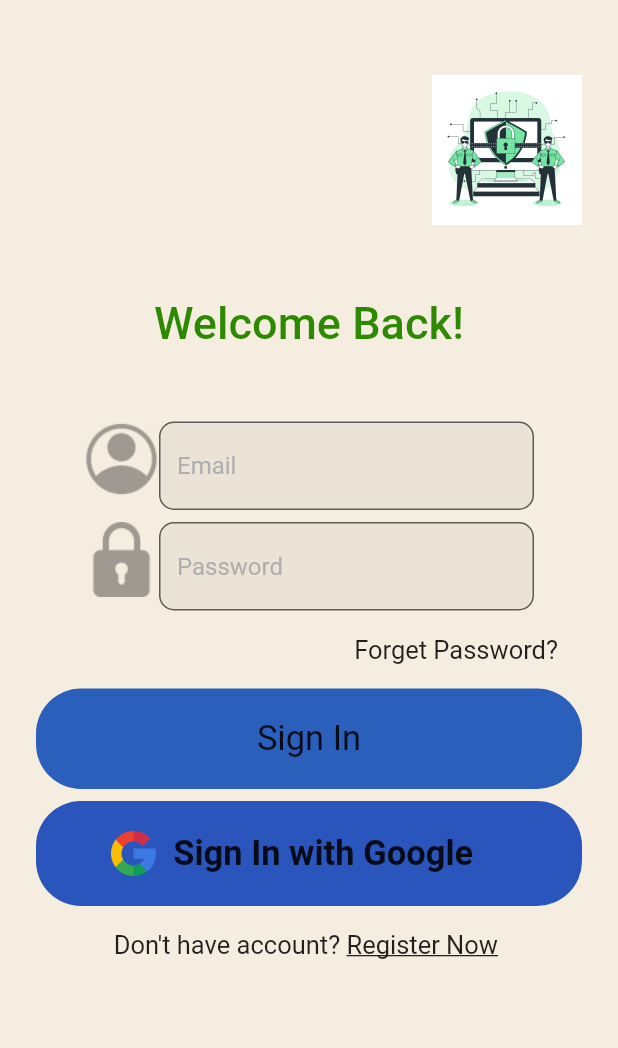
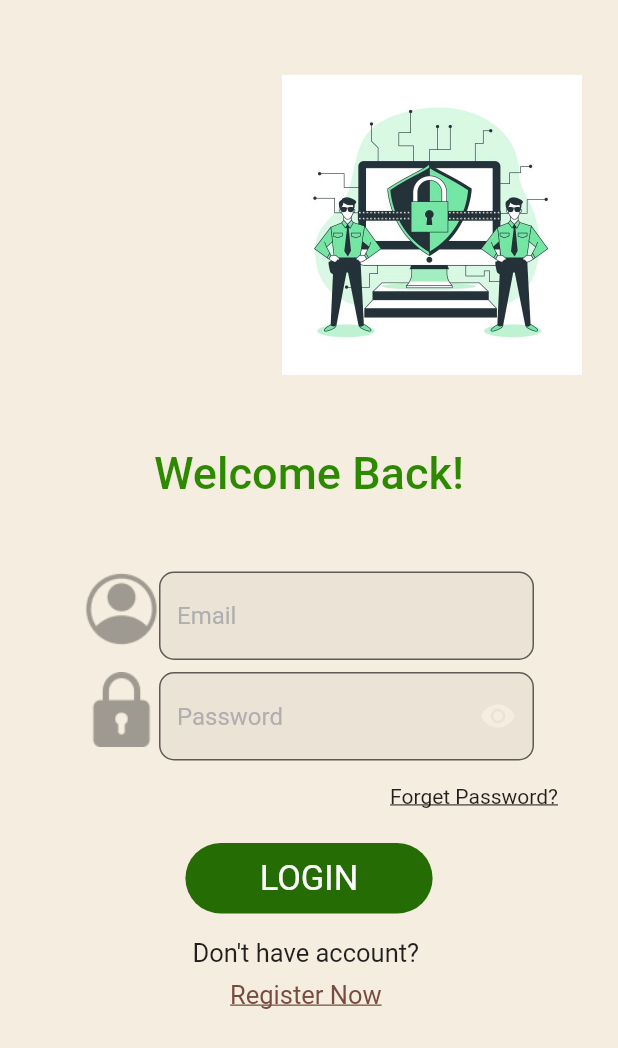
Before and after one commit to manas1410/Meraki, a Flutter app: the screen it shows after launch, on a phone screen of 412 x 824 dp. Shown: the top 1048 px of the screen. Run offline on Flutter 3.47's test engine with Material 2 defaults, Android fonts, the phone set to English and light mode, and no system bars; our stand-ins replace cloud_firestore, firebase_auth, firebase_core, shared_preferences; accounts and stored records are empty; Roboto replaces fonts that are missing (Montserrat).

Commit message:
Add files via upload

```diff
--- a/lib/Screens/login_screen.dart
+++ b/lib/Screens/login_screen.dart
@@ -58,6 +58,7 @@ class _SignInState extends State<SignIn> {
       });
     }
   }
+  bool _isObscure = true;
 
   @override
   Widget build(BuildContext context) {
@@ -78,7 +79,7 @@ class _SignInState extends State<SignIn> {
                     Container(
                       alignment: Alignment.centerRight,
                       child: Image.asset("assets/images/cyber.png",
-                        height: 100,
+                        height: 200,
                       ),
                     ),
                     SizedBox(height: 40,),
@@ -137,7 +138,7 @@ class _SignInState extends State<SignIn> {
                     Container(
                       width: 250,
                       child: TextFormField(
-                        obscureText: true,
+                        obscureText: _isObscure,
                         validator: (val) {
                           return (val!.length > 6)
                               ? null
@@ -147,6 +148,15 @@ class _SignInState extends State<SignIn> {
                         style: simpleTextFieldStyle(),
                         decoration: InputDecoration(
                             hintText: "Password",
+                            suffixIcon: IconButton(
+                                icon: Icon(
+                                    _isObscure ? Icons.visibility : Icons.visibility_off,
+                                color: Color.fromRGBO(245, 237, 223, 1),),
+                                onPressed: () {
+                                  setState(() {
+                                    _isObscure = !_isObscure;
+                                  });
+                                }),
                             border: OutlineInputBorder(
                               borderRadius: BorderRadius.circular(10.0),
                             ),
@@ -169,11 +179,15 @@ class _SignInState extends State<SignIn> {
                     padding: EdgeInsets.symmetric(horizontal: 16, vertical: 8),
                     child: Text(
                       "Forget Password?",
-                      style: mediumTextFieldStyle(),
+                      style: TextStyle(
+                        fontSize: 14,
+                          decoration: TextDecoration.underline
+                      ),
+
                     ),
                   )),
               SizedBox(
-                height: 8,
+                height: 15,
               ),
               GestureDetector(
                 onTap: () {
@@ -181,15 +195,17 @@ class _SignInState extends State<SignIn> {
                 },
                 child: Container(
                   alignment: Alignment.center,
-                  width: MediaQuery.of(context).size.width,
-                  padding: EdgeInsets.symmetric(vertical: 20),
+                  width: MediaQuery.of(context).size.width*0.40,
+                  padding: EdgeInsets.symmetric(vertical: 10,horizontal: 30),
                   decoration: BoxDecoration(
-                    color: Color(0xff2A60BC),
+                    color: Color.fromRGBO(38, 108, 5, 1),
                     borderRadius: BorderRadius.circular(30),
                   ),
                   child: Text(
-                    "Sign In",
+                    "LOGIN",
                     style: TextStyle(
+                      color: Color.fromRGBO(255, 255, 255, 1),
+                      fontFamily: 'Montserrat',
                       fontSize: 23,
                     ),
                   ),
@@ -198,34 +214,31 @@ class _SignInState extends State<SignIn> {
               SizedBox(
                 height: 8,
               ),
-              Container(
+              /*Container(
                 alignment: Alignment.center,
-                width: MediaQuery.of(context).size.width,
+                width: MediaQuery.of(context).size.width*0.40,
                 padding: EdgeInsets.symmetric(vertical: 20),
                 decoration: BoxDecoration(
-                  color:Color(0xff2A55BC),
+                  color:Color.fromRGBO(38, 108, 5, 1),
                   borderRadius: BorderRadius.circular(30),
                 ),
                 child: Row(
                   children: [
-                    SizedBox(
-                      width:50 ,
-                    ),
                     Image.asset("assets/images/google.png",
                       height: 30,
                     ),
                     Text("  Sign In with Google",
                         style: TextStyle(
-                          fontSize: 23,
+                          fontSize: 8,
                           fontWeight: FontWeight.bold,
                         )),
                   ],
                 ),
-              ),
+              ),*/
               SizedBox(
                 height: 8,
               ),
-              Row(
+              Column(
                 mainAxisAlignment: MainAxisAlignment.center,
                 children: [
                   Text(
@@ -241,6 +254,8 @@ class _SignInState extends State<SignIn> {
                       child: Text(
                         "Register Now ",
                         style: TextStyle(
+                          color: Color.fromRGBO(120, 76, 66, 1),
+                          fontFamily: 'Montserrat',
                           fontSize: 17,
                           decoration: TextDecoration.underline,
                         ),
--- a/lib/widget/widgets.dart
+++ b/lib/widget/widgets.dart
@@ -23,7 +23,6 @@ TextStyle welcomeback(){
       fontWeight: FontWeight.w500,
       foreground: Paint()..shader = LinearGradient(
         begin: Alignment.topCenter,
-
         end: Alignment.bottomCenter,
         colors: <Color>[
           Color.fromRGBO(11, 33, 1, 1),
```
